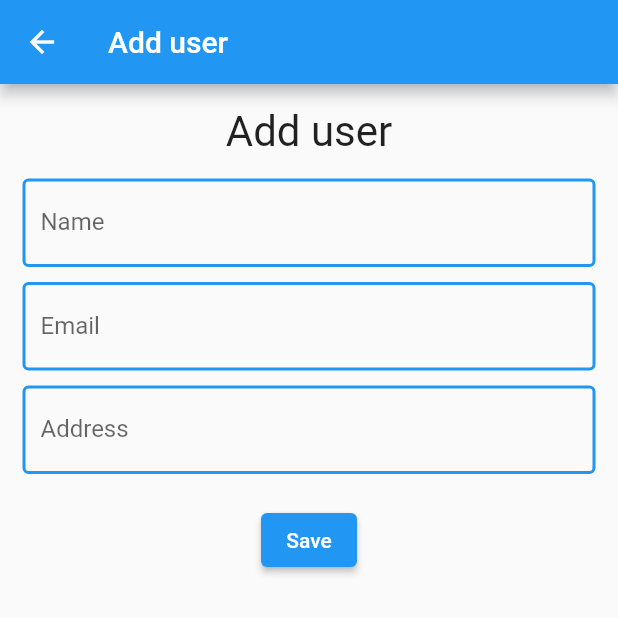
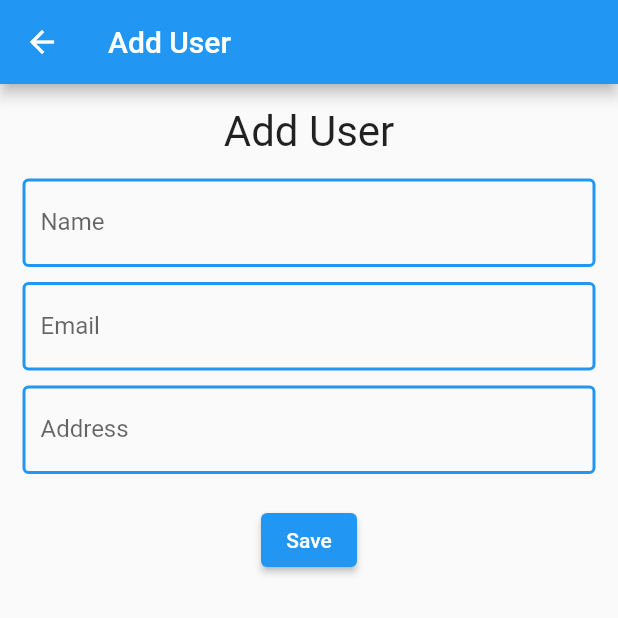
Before and after one commit to Luis020-hub/CRUD, a Flutter app: the ManageUser screen opened directly, on a phone screen of 412 x 824 dp, the top half of it. Run offline on Flutter 3.47's test engine with Material 2 defaults, Android fonts, the phone set to English and light mode, and no system bars; our stand-ins replace cloud_firestore, firebase_core, flutter_slidable; accounts and stored records are empty.

Commit message:
02/07/2023
- Convertendo o componente mytextfield.dart para Stateful.
- Adicionando o user.id que estava faltando para o método de update do usuário.
- Editando e removendo usuários.
- Criando uma variavel bool para quando for editar ou remover um usuário mostrar uma tela diferente.
- Salvando a edição e remoção de usuarios no Firebase.
- Finalizando o crud.

```diff
--- a/lib/components/mytextfield.dart
+++ b/lib/components/mytextfield.dart
@@ -2,7 +2,7 @@
 
 import 'package:flutter/material.dart';
 
-class MyTextField extends StatelessWidget {
+class MyTextField extends StatefulWidget {
   const MyTextField({
     super.key,
     this.labeledtext,
@@ -14,18 +14,23 @@ class MyTextField extends StatelessWidget {
   final labeledtext, hintedtext;
 
   @override
+  State<MyTextField> createState() => _MyTextFieldState();
+}
+
+class _MyTextFieldState extends State<MyTextField> {
+  @override
   Widget build(BuildContext context) {
     return TextFormField(
-      controller: mycontroller,
+      controller: widget.mycontroller,
       validator: (value) {
         if (value!.isEmpty) {
-          return "The $labeledtext is required";
+          return "The ${widget.labeledtext} is required";
         }
         return null;
       },
       decoration: InputDecoration(
-        labelText: labeledtext,
-        hintText: hintedtext,
+        labelText: widget.labeledtext,
+        hintText: widget.hintedtext,
         enabledBorder: const OutlineInputBorder(
             borderSide: BorderSide(width: 2, color: Colors.blue)),
         focusedBorder: const OutlineInputBorder(
--- a/lib/controllers/user_controller.dart
+++ b/lib/controllers/user_controller.dart
@@ -12,7 +12,7 @@ class user_controller {
   }
 
   Future update_user(user_model user) async {
-    await _user.doc().update(user.add_data());
+    await _user.doc(user.id).update(user.add_data());
   }
 
   Future delete_user(user_model user) async {
--- a/lib/models/user_model.dart
+++ b/lib/models/user_model.dart
@@ -5,9 +5,9 @@ class user_model {
 
   user_model({
     this.id,
-    required this.name,
-    required this.email,
-    required this.address,
+    this.name,
+    this.email,
+    this.address,
   });
 
   Map<String, dynamic> add_data() {
--- a/lib/screens/add_or_edit_user.dart
+++ b/lib/screens/add_or_edit_user.dart
@@ -1,4 +1,4 @@
-// ignore_for_file: unused_field, non_constant_identifier_names
+// ignore_for_file: unused_field, non_constant_identifier_names, prefer_typing_uninitialized_variables
 
 import 'package:flutter/material.dart';
 import 'package:flutter_crud/controllers/user_controller.dart';
@@ -7,7 +7,9 @@ import 'package:flutter_crud/models/user_model.dart';
 import '../components/mytextfield.dart';
 
 class ManageUser extends StatefulWidget {
-  const ManageUser({super.key});
+  final user_model? user;
+  final index;
+  const ManageUser({super.key, this.user, this.index});
 
   @override
   State<ManageUser> createState() => _ManageUserState();
@@ -16,24 +18,48 @@ class ManageUser extends StatefulWidget {
 class _ManageUserState extends State<ManageUser> {
   final _form_key = GlobalKey<FormState>();
 
+  bool isEditingMode = false;
+
+  final TextEditingController id = TextEditingController();
   final TextEditingController name = TextEditingController();
   final TextEditingController email = TextEditingController();
   final TextEditingController address = TextEditingController();
 
   @override
+  void initState() {
+    if (widget.index != null) {
+      isEditingMode = true;
+      id.text = widget.user?.id;
+      name.text = widget.user?.name;
+      email.text = widget.user?.email;
+      address.text = widget.user?.address;
+    } else {
+      isEditingMode = false;
+    }
+    super.initState();
+  }
+
+  @override
   Widget build(BuildContext context) {
     return Scaffold(
       appBar: AppBar(
-        title: const Text("Add user"),
+        title: isEditingMode == true
+            ? const Text("Edit User")
+            : const Text("Add User"),
       ),
       body: SafeArea(
         child: SingleChildScrollView(
           child: Column(
             children: [
               const SizedBox(height: 15),
-              const Center(
-                child: Text(
-                  "Add user",
+              Center(
+                child: isEditingMode == true
+                    ? const Text(
+                        "Edit User",
+                        style: TextStyle(fontSize: 28),
+                      )
+                    : const Text(
+                        "Add User",
                         style: TextStyle(fontSize: 28),
                       ),
               ),
@@ -70,16 +96,27 @@ class _ManageUserState extends State<ManageUser> {
               ElevatedButton(
                 onPressed: () {
                   if (_form_key.currentState!.validate()) {
-                    _form_key.currentState!.save();
+                    // _form_key.currentState!.save();
+
+                    if (isEditingMode == true) {
+                      user_controller().update_user(user_model(
+                          id: id.text,
+                          name: name.text,
+                          email: email.text,
+                          address: address.text));
+                    } else {
                       user_controller().add_user(user_model(
                           name: name.text,
                           email: email.text,
                           address: address.text));
                     }
+                  }
                   Navigator.pop(context);
                 },
-                child: const Text('Save'),
-              ),
+                child: isEditingMode == true
+                    ? const Text('Update')
+                    : const Text("Save"),
+              )
             ],
           ),
         ),
```
Also changed, not shown: lib/screens/home_page.dart (+23 -2 lines). Lines whose indentation alone changed are shown as unchanged.
